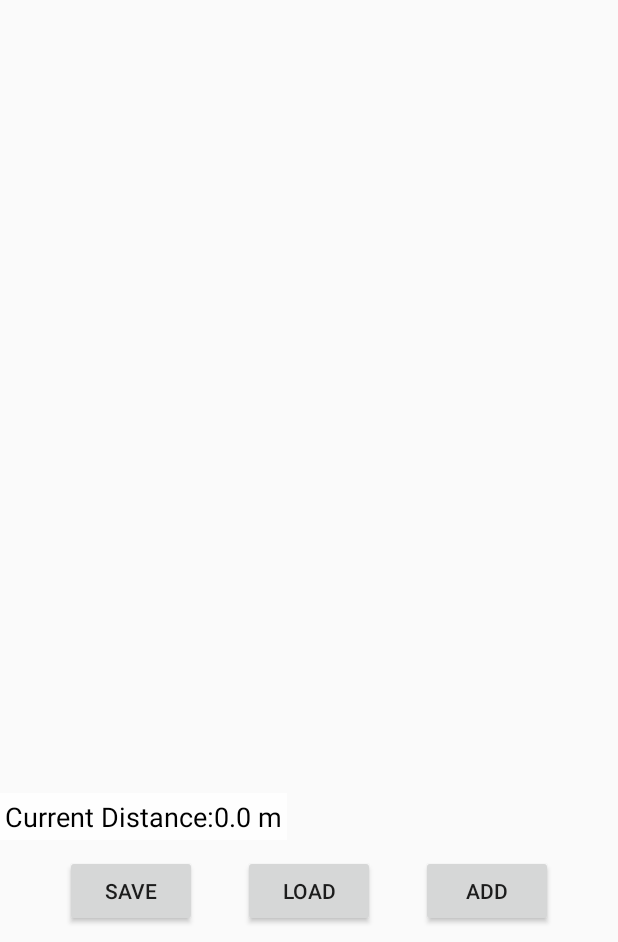
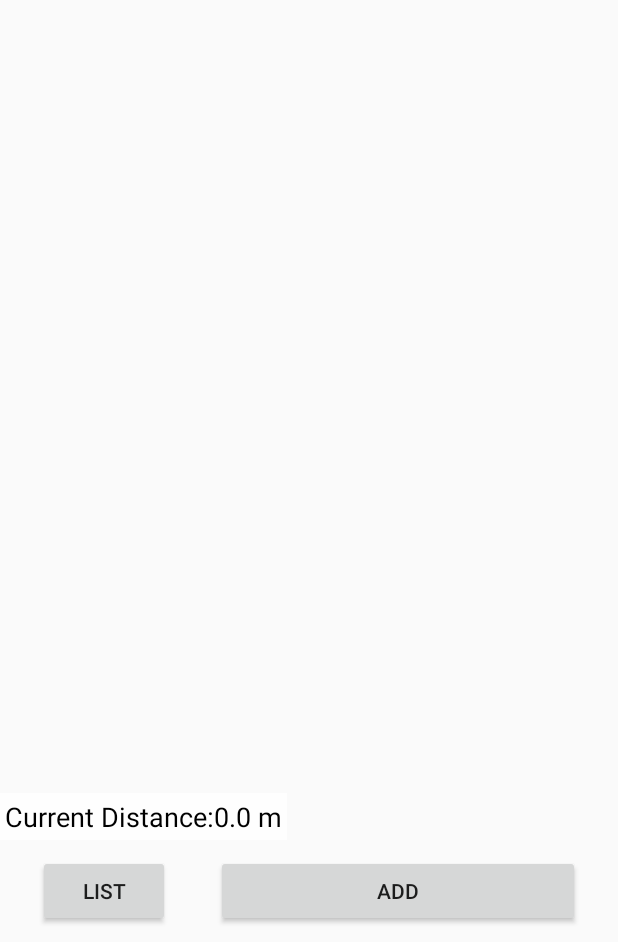
Before and after one commit to AlexSmokey/Digital-Boating-Tool, an Android app: the fragment BreadCrumbsFragment placed in its activity, after a tap on "ADD", on a phone screen of 412 x 824 dp, the part 294-1236 px from its top. Run offline under Robolectric (Android 15) with nearby library versions, the light colour scheme and no system bars; our stand-ins replace Firebase (no records; nobody signed in at launch, a user with empty details on screens opened directly); 1 statement that could not run was skipped; 3 other taps on this screen came first.

Commit message:
final push
i added some extra features like choosing when to save images to
gallery.  also redid the breadcrumbs buttons.  There is a small error.
I think we need to do something to our databse references in each
fragment so they stop listening when that fragment is not up or at least
add if statements to prevent double listening

```diff
--- a/FinalProject/app/src/main/java/edu/rose_hulman/humphrjm/finalproject/adapters/CrumbAdapter.java
+++ b/FinalProject/app/src/main/java/edu/rose_hulman/humphrjm/finalproject/adapters/CrumbAdapter.java
@@ -5,6 +5,7 @@ import android.support.v4.app.Fragment;
 import android.support.v4.app.FragmentActivity;
 import android.support.v4.app.FragmentTransaction;
 import android.support.v7.widget.RecyclerView;
+import android.util.Log;
 import android.view.LayoutInflater;
 import android.view.View;
 import android.view.ViewGroup;
@@ -13,10 +14,12 @@ import android.widget.RelativeLayout;
 import android.widget.TextView;
 
 import com.google.firebase.database.DatabaseReference;
+import com.google.firebase.database.FirebaseDatabase;
 
 import java.util.ArrayList;
 
 import edu.rose_hulman.humphrjm.finalproject.BreadCrumb;
+import edu.rose_hulman.humphrjm.finalproject.MainActivity;
 import edu.rose_hulman.humphrjm.finalproject.MainPageOption;
 import edu.rose_hulman.humphrjm.finalproject.R;
 import edu.rose_hulman.humphrjm.finalproject.fragments.BreadCrumbsFragment;
@@ -31,9 +34,11 @@ public class CrumbAdapter extends RecyclerView.Adapter<CrumbAdapter.ViewHolder>
     private ArrayList<BreadCrumb> crumbs;
     private Context context;
     private DatabaseReference crumbsReference;
+    private BreadCrumbsFragment crumbsMapFragment;
 
-    public CrumbAdapter(Context context) {
+    public CrumbAdapter(Context context, BreadCrumbsFragment crumbsFrag) {
         this.context = context;
+        crumbsMapFragment = crumbsFrag;
         notifyDataSetChanged();
         crumbs = new ArrayList<>();
     }
@@ -50,7 +55,8 @@ public class CrumbAdapter extends RecyclerView.Adapter<CrumbAdapter.ViewHolder>
         holder.itemView.setOnLongClickListener(new View.OnLongClickListener() {
             @Override
             public boolean onLongClick(View view) {
-                crumbs.remove(position);
+                crumbsMapFragment.removeMarker(crumbs.get(position).getKey());
+                crumbs.remove(crumbs.get(position).getKey());
                 notifyDataSetChanged();
                 return true;
             }
@@ -69,6 +75,7 @@ public class CrumbAdapter extends RecyclerView.Adapter<CrumbAdapter.ViewHolder>
 
     public void addCrumb(BreadCrumb c) {
         crumbs.add(c);
+        Log.e("ADDED", c.getName() + c.getKey());
         notifyDataSetChanged();
     }
 
@@ -92,6 +99,7 @@ public class CrumbAdapter extends RecyclerView.Adapter<CrumbAdapter.ViewHolder>
         }
     }
 
+
     public void removeCrumb(String c){
         for(BreadCrumb breadCrumb : crumbs){
             if(c.equals(breadCrumb.getKey())){
@@ -100,6 +108,10 @@ public class CrumbAdapter extends RecyclerView.Adapter<CrumbAdapter.ViewHolder>
                 return;
             }
         }
+    }
+
+    public void clear() {
+        crumbs = new ArrayList<>();
     }
 
 
@@ -116,8 +128,7 @@ public class CrumbAdapter extends RecyclerView.Adapter<CrumbAdapter.ViewHolder>
                     BreadCrumb c = crumbs.get(getAdapterPosition());
 
                     if(c != null) {
-                        FragmentActivity activity = (FragmentActivity) context;
-                        FragmentTransaction fragmentTransaction = activity.getSupportFragmentManager().beginTransaction();
+                        FragmentTransaction fragmentTransaction = crumbsMapFragment.getActivity().getSupportFragmentManager().beginTransaction();
                         fragmentTransaction.replace(R.id.fragment_container, CrumbFragment.newInstance(c));
                         fragmentTransaction.setTransition(FragmentTransaction.TRANSIT_FRAGMENT_OPEN);
                         fragmentTransaction.setCustomAnimations(android.R.anim.fade_in, android.R.anim.fade_out, android.R.anim.fade_in, android.R.anim.fade_out);
--- a/FinalProject/app/src/main/java/edu/rose_hulman/humphrjm/finalproject/fragments/BreadCrumbsFragment.java
+++ b/FinalProject/app/src/main/java/edu/rose_hulman/humphrjm/finalproject/fragments/BreadCrumbsFragment.java
@@ -32,6 +32,7 @@ import android.view.ViewGroup;
 import android.widget.Button;
 import android.widget.EditText;
 import android.widget.ImageButton;
+import android.widget.LinearLayout;
 import android.widget.TextView;
 
 import com.google.android.gms.maps.CameraUpdate;
@@ -50,7 +51,9 @@ import com.google.firebase.database.DatabaseError;
 import com.google.firebase.database.DatabaseReference;
 import com.google.firebase.database.FirebaseDatabase;
 
+import java.lang.reflect.Array;
 import java.util.ArrayList;
+import java.util.Arrays;
 import java.util.Collection;
 import java.util.Collections;
 import java.util.HashMap;
@@ -78,8 +81,9 @@ public class BreadCrumbsFragment extends Fragment implements SensorEventListener
 
     private TextView tvCurrentDistance;
     private EditText etLat, etLong;
-    private Button bSave, bLoad, bAdd;
+    private Button bSave, bAdd;
     private CrumbAdapter crumbAdapter;
+    //private LinearLayout mapLayout;
 
     LocationManager locationManager;
     LocationListener locationListener;
@@ -104,6 +108,7 @@ public class BreadCrumbsFragment extends Fragment implements SensorEventListener
     private void mapInit() {
 //        supportMapFragment = SupportMapFragment.newInstance();
         breadcrumbs.clear();
+        crumbAdapter.clear();
         index = 0;
         supportMapFragment = (SupportMapFragment)
                 getChildFragmentManager().findFragmentByTag(MAP_FRAGMENT_TAG);
@@ -153,7 +158,7 @@ public class BreadCrumbsFragment extends Fragment implements SensorEventListener
 //        if (savedInstanceState != null)
 //            crumbs = savedInstanceState.getParcelableArrayList(LIST_KEY);
 
-        crumbAdapter = new CrumbAdapter(getContext());
+
         sharedPreferences = getActivity().getSharedPreferences(Constants.SHARED_PREF, Context.MODE_PRIVATE);
 
     }
@@ -163,8 +168,9 @@ public class BreadCrumbsFragment extends Fragment implements SensorEventListener
     public View onCreateView(LayoutInflater inflater, @Nullable ViewGroup container, @Nullable Bundle savedInstanceState) {
         //return super.onCreateView(inflater, container, savedInstanceState);
         View view = inflater.inflate(R.layout.breadcrumbs, container, false);
-        RecyclerView recyclerView = (RecyclerView) view.findViewById(R.id.map);
+        final RecyclerView recyclerView = (RecyclerView) view.findViewById(R.id.map);
         recyclerView.setLayoutManager(new LinearLayoutManager(getContext()));
+        crumbAdapter = new CrumbAdapter(getContext(), this);
 
 //        crumbAdapter.setCrumbs((ArrayList<BreadCrumb>)crumbs.clone());
         recyclerView.setAdapter(crumbAdapter);
@@ -177,7 +183,7 @@ public class BreadCrumbsFragment extends Fragment implements SensorEventListener
 
         etLat.setEnabled(!autoMode);
         etLong.setEnabled(!autoMode);
-
+        //mapLayout = (LinearLayout)view.findViewById(R.id.mapLayout);
         tvCurrentDistance = (TextView) view.findViewById(R.id.tvCurrentDistance);
         setCurrentDistance(0.0);
 
@@ -194,7 +200,6 @@ public class BreadCrumbsFragment extends Fragment implements SensorEventListener
                     loc.setLongitude(lon);
                     loc.setTime(System.nanoTime());
                     BreadCrumb c = new BreadCrumb(loc, lat + " " + lon);
-                    //                    crumbs.add(c);
                     breadCrumbReference.push().setValue(c);
                 } catch (NumberFormatException e) {
                     Snackbar.make(getView(), R.string.invalid_lat_long, Snackbar.LENGTH_LONG)
@@ -217,7 +222,7 @@ public class BreadCrumbsFragment extends Fragment implements SensorEventListener
                             })
                             .show();
                 } catch (Exception e) {
-                    Log.e("BOAT", "Breadcrumb could not be made " + e.getMessage());
+                    Log.e("BOAT", getString(R.string.breadcrumb_error) + e.getMessage());
                 }
             }
         });
@@ -230,10 +235,19 @@ public class BreadCrumbsFragment extends Fragment implements SensorEventListener
         });
 
         bSave = (Button) view.findViewById(R.id.bSave);
-        bLoad = (Button) view.findViewById(R.id.bLoad);
+        bSave.setText(R.string.list);
         bSave.setOnClickListener(new View.OnClickListener() {
             @Override
             public void onClick(View view) {
+                if (recyclerView.getVisibility() == View.GONE) {
+                    recyclerView.setVisibility(View.VISIBLE);
+                    //mapLayout.setVisibility(View.GONE);
+                    bSave.setText(R.string.map_vis);
+                } else {
+                    recyclerView.setVisibility(View.GONE);
+                    //mapLayout.setVisibility(View.VISIBLE);
+                    bSave.setText(R.string.list);
+                }
 
             }
         });
@@ -412,6 +426,41 @@ public class BreadCrumbsFragment extends Fragment implements SensorEventListener
 
     private Marker lastMarkerClicked = null;
 
+    public void removeMarker(final String marker) {
+        new AlertDialog.Builder(getContext())
+                .setTitle(R.string.delete_marker_title)
+                .setMessage(R.string.delete_breadcrumb_message)
+                .setNegativeButton(R.string.cancel_delete, null)
+                .setPositiveButton(R.string.yes_delete, new DialogInterface.OnClickListener() {
+                    public void onClick(DialogInterface dialog, int which) {
+//                                BreadCrumb tempCrumb = null;
+//                                int tempIndex = index + 1;
+//                                for (CustomLatLng c : breadcrumbs.keySet()) {
+//                                    if (c.getKey().equals(marker.getSnippet())) {
+//                                        tempCrumb = breadcrumbs.get(c);
+//                                        tempIndex = c.getIndex();
+//                                        break;
+//                                    }
+//                                }
+                        deleteCrumb(marker);
+//                                final BreadCrumb finalTempCrumb = tempCrumb;
+                        Snackbar.make(getView(), R.string.after_deletion, Snackbar.LENGTH_SHORT)
+//                                       .setAction("UNDO", new View.OnClickListener() {
+//                                                   @Override
+//                                                   public void onClick(View v) {
+//                                                       if (finalTempCrumb != null) {
+//                                                           breadCrumbReference.push().setValue(finalTempCrumb);
+//
+//                                                       }
+//                                                   }
+//                                               })
+                                .show();
+                    }
+                })
+                .setIcon(android.R.drawable.ic_dialog_alert)
+                .show();
+    }
+
     @Override
     public void onMapReady(GoogleMap googleMap) {
         this.mMap = googleMap;
@@ -459,38 +508,7 @@ public class BreadCrumbsFragment extends Fragment implements SensorEventListener
         mMap.setOnMarkerDragListener(new GoogleMap.OnMarkerDragListener() {
             @Override
             public void onMarkerDragStart(final Marker marker) {
-                new AlertDialog.Builder(getContext())
-                        .setTitle(R.string.delete_marker_title)
-                        .setMessage(R.string.delete_breadcrumb_message)
-                        .setNegativeButton(R.string.cancel_delete, null)
-                        .setPositiveButton(R.string.yes_delete, new DialogInterface.OnClickListener() {
-                            public void onClick(DialogInterface dialog, int which) {
-//                                BreadCrumb tempCrumb = null;
-//                                int tempIndex = index + 1;
-//                                for (CustomLatLng c : breadcrumbs.keySet()) {
-//                                    if (c.getKey().equals(marker.getSnippet())) {
-//                                        tempCrumb = breadcrumbs.get(c);
-//                                        tempIndex = c.getIndex();
-//                                        break;
-//                                    }
-//                                }
-                                deleteCrumb(marker.getSnippet());
-//                                final BreadCrumb finalTempCrumb = tempCrumb;
-                                Snackbar.make(getView(), R.string.after_deletion, Snackbar.LENGTH_LONG)
-//                                       .setAction("UNDO", new View.OnClickListener() {
-//                                                   @Override
-//                                                   public void onClick(View v) {
-//                                                       if (finalTempCrumb != null) {
-//                                                           breadCrumbReference.push().setValue(finalTempCrumb);
-//
-//                                                       }
-//                                                   }
-//                                               })
-                                        .show();
-                            }
-                        })
-                        .setIcon(android.R.drawable.ic_dialog_alert)
-                        .show();
+                removeMarker(marker.getSnippet());
             }
 
             @Override
@@ -501,7 +519,6 @@ public class BreadCrumbsFragment extends Fragment implements SensorEventListener
             @Override
             public void onMarkerDragEnd(Marker marker) {
                 if (marker != null) {
-                    LatLng loc = null;
                     Collection<BreadCrumb> crumbSet = breadcrumbs.values();
                     for (BreadCrumb c: crumbSet) {
                         if (c.getKey().equals(marker.getSnippet())) {
@@ -678,6 +695,7 @@ public class BreadCrumbsFragment extends Fragment implements SensorEventListener
             loc.setTime(System.nanoTime());
             BreadCrumb c = new BreadCrumb(loc, lat + " " + lon);
             //                    crumbs.add(c);
+            Log.e("BOAT", "AUTO GEN BREAD CRUMB!!!!");
             breadCrumbReference.push().setValue(c);
         }
     }
@@ -691,7 +709,6 @@ public class BreadCrumbsFragment extends Fragment implements SensorEventListener
             CustomLocation customLocation = breadCrumb.getLocation();
             CustomLatLng latLng = new CustomLatLng(customLocation.getLatitude(), customLocation.getLongitude(), breadCrumb.getKey(), index++, breadCrumb.getName());
             crumbAdapter.addCrumb(breadCrumb);
-            crumbAdapter.notifyDataSetChanged();
             breadcrumbs.put(latLng, breadCrumb);
 //            drawMarker(latLng);
             redrawMap();
--- a/FinalProject/app/src/main/res/layout/breadcrumbs.xml
+++ b/FinalProject/app/src/main/res/layout/breadcrumbs.xml
@@ -31,7 +31,7 @@
             android:textSize="16sp"
             />
         <EditText
-            android:inputType="numberDecimal"
+            android:inputType="numberDecimal|numberSigned"
             android:id="@+id/etLat"
             android:layout_width="0dp"
             android:layout_weight="3"
@@ -48,7 +48,7 @@
             />
 
         <EditText
-            android:inputType="numberDecimal"
+            android:inputType="numberDecimal|numberSigned"
             android:id="@+id/etLong"
             android:layout_width="0dp"
             android:layout_weight="3"
@@ -101,6 +101,7 @@
         android:layout_width="match_parent"
         android:layout_height="match_parent"
         android:id="@+id/map"
+        android:background="@color/colorPrimary"
         android:layout_below="@id/ll1"
         android:src="@drawable/example_map"
         android:layout_above="@+id/ll2"
@@ -120,24 +121,16 @@
             android:layout_marginEnd="15dp"
             android:layout_width="wrap_content"
             android:layout_height="wrap_content"
-            android:text="Save"
+            android:text="LIST"
             />
 
-        <Button
-            android:id="@+id/bLoad"
-            android:layout_marginStart="15dp"
-            android:layout_marginEnd="15dp"
-            android:layout_width="wrap_content"
-            android:layout_height="wrap_content"
-            android:text="Load"
-            />
         <Button
             android:id="@+id/bAdd"
             android:layout_marginStart="15dp"
             android:layout_marginEnd="15dp"
-            android:layout_width="wrap_content"
+            android:layout_width="match_parent"
             android:layout_height="wrap_content"
-            android:text="Add"
+            android:text="ADD"
             />
 
     </LinearLayout>
--- a/FinalProject/app/src/main/res/values/strings.xml
+++ b/FinalProject/app/src/main/res/values/strings.xml
@@ -27,4 +27,9 @@
     <string name="error_act">Activity could not be found!!!!!!!!!!!!!!!!</string>
     <string name="boat_tag">BOAT</string>
     <string name="no_permission">Permission NOT granted</string>
+    <string name="unsave">Image will NOT be saved to Gallery</string>
+    <string name="save">Image will be saved to Gallery</string>
+    <string name="breadcrumb_error">"Breadcrumb could not be made "</string>
+    <string name="list">LIST</string>
+    <string name="map_vis">MAP</string>
 </resources>
```
Also changed, not shown: FinalProject/app/src/main/java/edu/rose_hulman/humphrjm/finalproject/PicDrawView.java (+20 -0 lines), FinalProject/app/src/main/java/edu/rose_hulman/humphrjm/finalproject/fragments/CrumbFragment.java (+6 -1 lines), FinalProject/app/src/main/java/edu/rose_hulman/humphrjm/finalproject/fragments/PictureFragment.java (+36 -16 lines), FinalProject/app/src/main/res/layout/breadcrumbs_edit.xml (+14 -1 lines).
